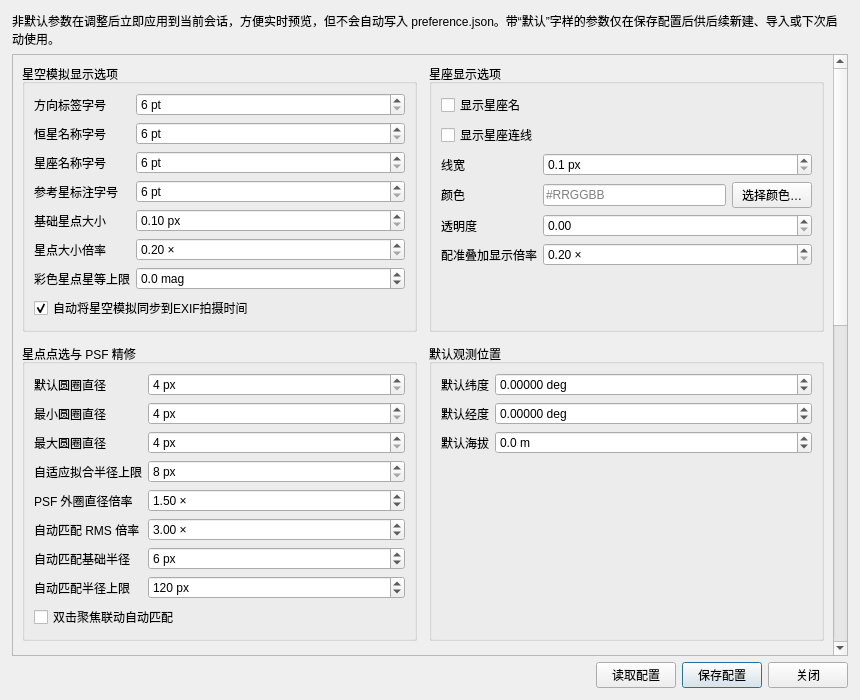
Old version of the form meteoalign/ui/preferences_page.ui in the repository HG731GZ/HGMeteoTool.
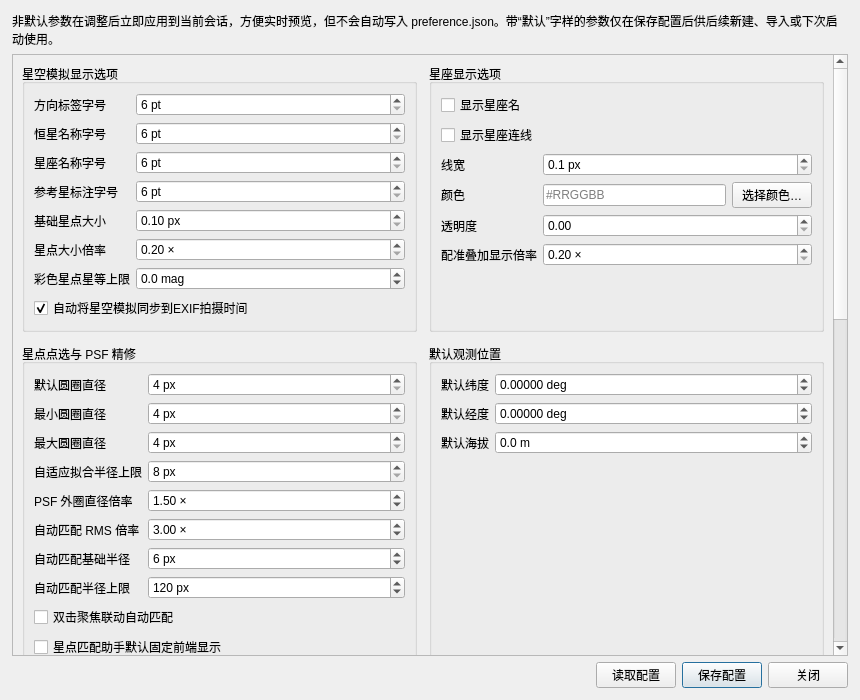
New version of the form.

```diff
--- a/meteoalign/ui/preferences_page.ui
+++ b/meteoalign/ui/preferences_page.ui
@@ -178,6 +178,7 @@
           <item row="7" column="0"><widget class="QLabel" name="labelAutoPairSearchMaxRadius"><property name="text"><string>自动匹配半径上限</string></property></widget></item>
           <item row="7" column="1"><widget class="QSpinBox" name="spinBoxAutoPairSearchMaxRadius"><property name="toolTip"><string>参考星列表右键“自动匹配”允许使用的最大搜索半径。</string></property><property name="suffix"><string> px</string></property><property name="minimum"><number>4</number></property><property name="maximum"><number>2000</number></property><property name="value"><number>120</number></property></widget></item>
           <item row="8" column="0" colspan="2"><widget class="QCheckBox" name="checkBoxDoubleClickFocusAutoPairEnabled"><property name="toolTip"><string>启用后，双击尚未匹配的参考星行会先显示自动匹配搜索蓝圈，再静默执行自动匹配；失败原因只显示在状态栏。</string></property><property name="text"><string>双击聚焦联动自动匹配</string></property></widget></item>
+          <item row="9" column="0" colspan="2"><widget class="QCheckBox" name="checkBoxStarPairAssistantAlwaysOnTopDefault"><property name="toolTip"><string>保存后决定下次启动时“星点匹配助手”的固定前端显示状态，不改变当前助手窗口的手动选择。</string></property><property name="text"><string>星点匹配助手默认固定前端显示</string></property></widget></item>
          </layout>
         </widget>
        </item>
```
